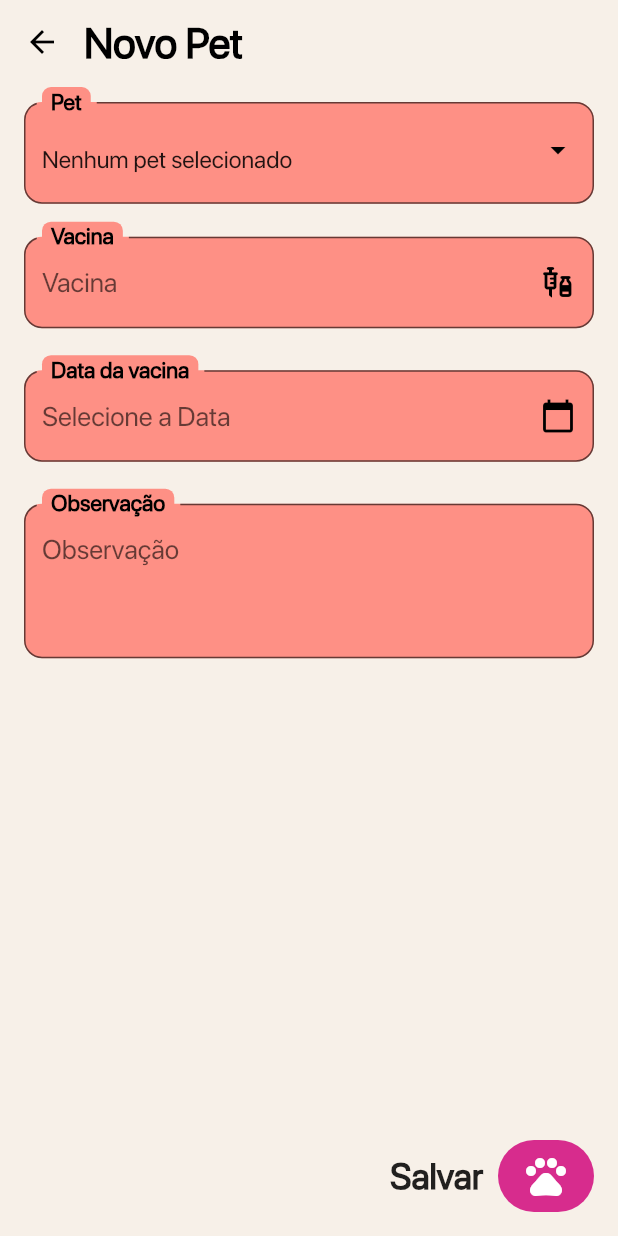
After one commit to gbramoura/petcare, a Flutter app: the AddVaccinationPage screen opened by its route, after a tap on "Salvar", on a phone screen of 412 x 824 dp. The commit adds this screen. Run offline on Flutter 3.47's test engine with Material 3 defaults, Android fonts, the phone set to English and light mode, and no system bars; our stand-ins replace flutter_slidable, image_picker, sqflite; missing offline and left inert: age_calculator; accounts and stored records are empty.

Commit message:
Add vaccination page and vaccination history update vaccine repository

```diff
--- a/lib/constants/route_constants.dart
+++ b/lib/constants/route_constants.dart
@@ -3,6 +3,7 @@ class RouteConstants {
   static String pets = "/pets";
   static String addPet = "/add-pet";
   static String vaccinationHistory = '/vaccination-history';
+  static String addVaccination = "/add-vaccination";
   static String toursAndActivities = '/tours-and-activities';
   static String addToursAndActivities = '/add-tours-and-activities';
   static String feed = '/feed';
--- a/lib/main.dart
+++ b/lib/main.dart
@@ -11,6 +11,9 @@ import 'package:petcare/pages/splash_page.dart';
 import 'package:petcare/pages/tours_and_activities/add_tours_and_activities_page.dart';
 import 'package:petcare/pages/tours_and_activities/tours_and_activities_page.dart';
 import 'package:petcare/pages/vaccination_history_page.dart';
+import 'package:petcare/pages/tours_and_activities_page.dart';
+import 'package:petcare/pages/vaccinations/add_vaccination_page.dart';
+import 'package:petcare/pages/vaccinations/vaccination_history_page.dart';
 import 'package:petcare/providers/petcare_database_provider.dart';
 import 'package:petcare/themes/pet_care_theme.dart';
 import 'package:provider/provider.dart';
@@ -63,6 +66,7 @@ class App extends StatelessWidget {
         RouteConstants.addPet: (context) => AddPetPage(),
         RouteConstants.addToursAndActivities: (context) =>
             AddToursAndActivitiesPage(),
+        RouteConstants.addVaccination: (context) => AddVaccinationPage()
       },
     );
   }
--- /dev/null
+++ b/lib/pages/vaccinations/add_vaccination_page.dart
@@ -0,0 +1,172 @@
+import 'package:flutter/material.dart';
+import 'package:intl/intl.dart';
+import 'package:petcare/models/pet_model.dart';
+import 'package:petcare/models/vaccine_model.dart';
+import 'package:petcare/pages/loading_page.dart';
+import 'package:petcare/providers/petcare_database_provider.dart';
+import 'package:petcare/repositories/pets_repository.dart';
+import 'package:petcare/repositories/vaccine_repository.dart';
+import 'package:petcare/themes/pet_care_theme.dart';
+import 'package:petcare/widgets/date_input.dart';
+import 'package:petcare/widgets/dropdown_input.dart';
+import 'package:petcare/widgets/save_button.dart';
+import 'package:petcare/widgets/text_input.dart';
+import 'package:provider/provider.dart';
+
+class AddVaccinationPage extends StatefulWidget {
+  const AddVaccinationPage({super.key});
+
+  @override
+  State<AddVaccinationPage> createState() => _AddVaccinationPageState();
+}
+
+class _AddVaccinationPageState extends State<AddVaccinationPage> {
+  final _formGlobalKey = GlobalKey<FormState>();
+  final _petIdController = TextEditingController() ;
+  final _nameController = TextEditingController();
+  final _applicationDateController = TextEditingController();
+  final _observationController = TextEditingController();
+
+  late List<PetModel> _petlist;
+  late PetsRepository _petsRepository;
+  late VaccineRepository _vaccineRepository;
+
+  bool _loading = false;
+
+  @override
+  void initState() {
+    super.initState();
+    _load();
+  }
+
+  _load() async {
+    setState(() {
+      _loading = true;
+    });
+
+    var provider = Provider.of<PetcareDatabaseProvider>(context, listen: false);
+    var database = provider.getDatabase();
+    var vaccineRepository = VaccineRepository(database);
+    var petsRepository = PetsRepository(database);
+    var pets = await petsRepository.list();
+
+    setState(() {
+      _petsRepository = petsRepository;
+      _petlist = pets;
+      _vaccineRepository = vaccineRepository;
+      _loading = false;
+    });
+  }
+
+  _save() async {
+    if (!_formGlobalKey.currentState!.validate()) {
+      return;
+    }
+
+    try {
+      var value = VaccineModel.create(
+        name: _nameController.text,
+        date: DateFormat("dd/MM/yyyy").parse(_applicationDateController.text),
+        observation: _observationController.text,
+        petId: int.parse(_petIdController.text),
+      );
+
+      await _vaccineRepository.create(value);
+      // TODO: Create dialog to show sucess and go back to page
+      if (mounted) {
+        Navigator.pop(context);
+      }
+    } catch (e) {
+      // TODO: Create dialog to show error
+    }
+  }
+
+  @override
+  Widget build(BuildContext context) {
+    if (_loading) {
+      return LoadingPage();
+    }
+
+    return Scaffold(
+      appBar: _appBar(context),
+      body: _body(context),
+      floatingActionButtonLocation: FloatingActionButtonLocation.endFloat,
+      floatingActionButton: _floatingActionButton(context),
+    );
+  }
+
+  AppBar _appBar(BuildContext context) {
+    return AppBar(
+      titleSpacing: 0,
+      title: Text(
+        'Novo Pet',
+        style: TextStyle(
+          fontSize: 28,
+          fontWeight: FontWeight.w600,
+        ),
+      ),
+      shadowColor: Colors.transparent,
+    );
+  }
+
+  Widget _body(BuildContext context) {
+    return Form(
+      key: _formGlobalKey,
+      child: Column(
+        children: [
+          DropdownInput(
+            label: 'Pet',
+            items: _petDropdownMenuItems(),
+            hint: 'Nenhum pet selecionado',
+            value: _petIdController.text,
+            backgroundColor: PetCareTheme.pink_100,
+            margin: EdgeInsets.only(left: 16, right: 16, top: 12),
+            onChanged: (value) => _petIdController.text=value!,
+          ),
+          SizedBox(height: 16),
+          TextInput(
+            backgroundColor: PetCareTheme.pink_100,
+            label: 'Vacina',
+            controller: _nameController,
+            icon: Icons.vaccines,
+          ),
+          SizedBox(height: 16),
+          DateInput(
+            backgroundColor: PetCareTheme.pink_100,
+            label: 'Data da vacina',
+            controller: _applicationDateController,
+          ),
+          SizedBox(height: 16),
+          TextInput(
+            backgroundColor: PetCareTheme.pink_100,
+            label: 'Observação',
+            controller: _observationController,
+            maxlines: 3,
+          ),
+        ],
+      ),
+    );
+  }
+
+  Widget _floatingActionButton(BuildContext context) {
+    return SaveButton(
+      label: 'Salvar',
+      color: PetCareTheme.pink_900,
+      icon: Icons.pets,
+      onPressed: _save,
+    );
+  }
+
+  List<DropdownMenuItem<String>> _petDropdownMenuItems() {
+    if (_petlist.isEmpty) {
+      return [];
+    }
+
+    return _petlist
+        .map<DropdownMenuItem<String>>((e) => DropdownMenuItem(
+              value: e.id.toString(),
+              child: Text(e.name),
+            ))
+        .toList();
+  }
+}
--- a/lib/pages/vaccination_history_page.dart
+++ b/lib/pages/vaccinations/vaccination_history_page.dart
@@ -1,4 +1,5 @@
 import 'package:flutter/material.dart';
+import 'package:petcare/constants/route_constants.dart';
 import 'package:petcare/models/vaccine_model.dart';
 import 'package:petcare/pages/loading_page.dart';
 import 'package:petcare/providers/petcare_database_provider.dart';
@@ -53,7 +54,7 @@ class _VaccinationHistoryPageState extends State<VaccinationHistoryPage> {
     return Scaffold(
       appBar: _appBar(context),
       body: _body(context),
-      floatingActionButtonLocation: FloatingActionButtonLocation.centerDocked,
+      floatingActionButtonLocation: FloatingActionButtonLocation.centerFloat,
       floatingActionButton: _floatingActionButton(context),
     );
   }
@@ -107,6 +108,26 @@ class _VaccinationHistoryPageState extends State<VaccinationHistoryPage> {
       label: 'Adicionar Vacina',
       color: PetCareTheme.pink_900,
       icon: Icons.vaccines,
+      onPressed: () {
+        Navigator.pushNamed(context, RouteConstants.addVaccination).then(
+          (value) async {
+            setState(
+              () {
+                _loading = true;
+              },
+            );
+
+            var vaccines = await _vaccineRepository.list();
+
+            setState(
+              () {
+                _list = vaccines;
+                _loading = false;
+              },
+            );
+          },
+        );
+      },
     );
   }
 }
--- a/lib/repositories/vaccine_repository.dart
+++ b/lib/repositories/vaccine_repository.dart
@@ -7,7 +7,7 @@ class VaccineRepository {
 
   VaccineRepository(this._db);
 
-  void create(VaccineModel value) async {
+  Future<void> create(VaccineModel value) async {
     await _db.insert(
       _table,
       value.toMap(),
@@ -15,7 +15,7 @@ class VaccineRepository {
     );
   }
 
-  void update(VaccineModel value) async {
+  Future<void> update(VaccineModel value) async {
     await _db.update(
       _table,
       value.toMap(),
@@ -24,7 +24,7 @@ class VaccineRepository {
     );
   }
 
-  void delete(int id) async {
+  Future<void> delete(int id) async {
     await _db.delete(
       _table,
       where: 'id = ?',
```
